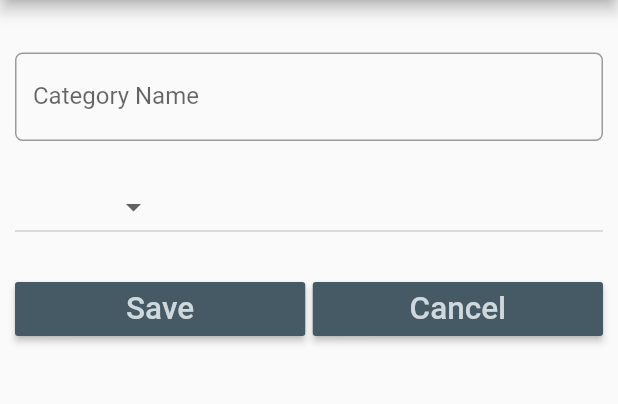
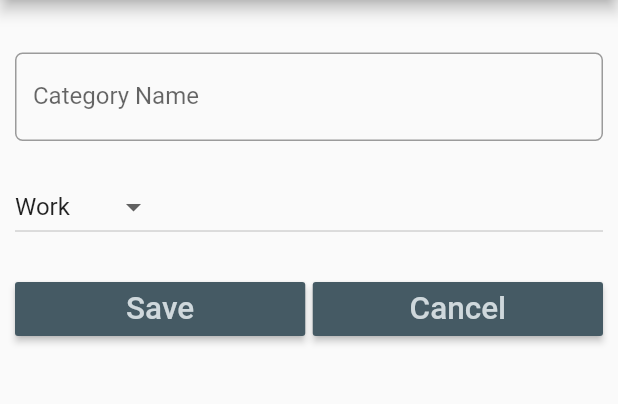
Before and after one commit to yogameleniawan/flutter_app_todolist_restapi, a Flutter app: the FormCategory screen opened directly with empty values, on a phone screen of 412 x 824 dp, the part 84-488 px from its top. Run offline on Flutter 3.47's test engine with Material 2 defaults, Android fonts, the light colour scheme and no system bars; our stand-ins replace flutter_slidable, sqflite; accounts and stored records are empty.

Commit message:
if empty icon

```diff
--- a/lib/pages/formCategory.dart
+++ b/lib/pages/formCategory.dart
@@ -31,10 +31,14 @@
 //kondisi
     if (category != null) {
       categoryName.text = category.categoryName;
-      if (status == true) {
-        category.icon = _newValue;
+      if (category.icon == "") {
+        category.icon == "Work";
       } else {
-        _newValue = category.icon;
+        if (status == true) {
+          category.icon = _newValue;
+        } else {
+          _newValue = category.icon;
+        }
       }
     }
 //rubah
--- a/lib/pages/home.dart
+++ b/lib/pages/home.dart
@@ -57,7 +57,7 @@
                       child: const Text('Add Category'),
                       onPressed: () async {
                         if (category == null) {
-                          category = Category(categoryName.text, "");
+                          category = Category(categoryName.text, "Work");
                         } else {
                           category.categoryName = categoryName.text;
                         }
```
